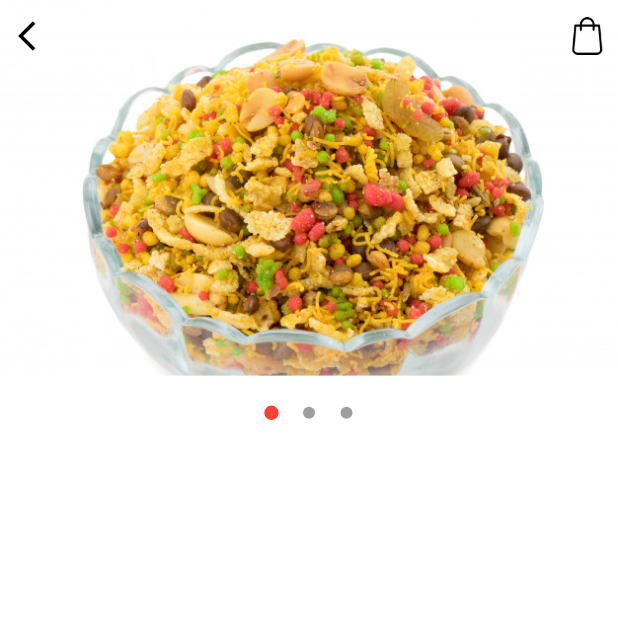
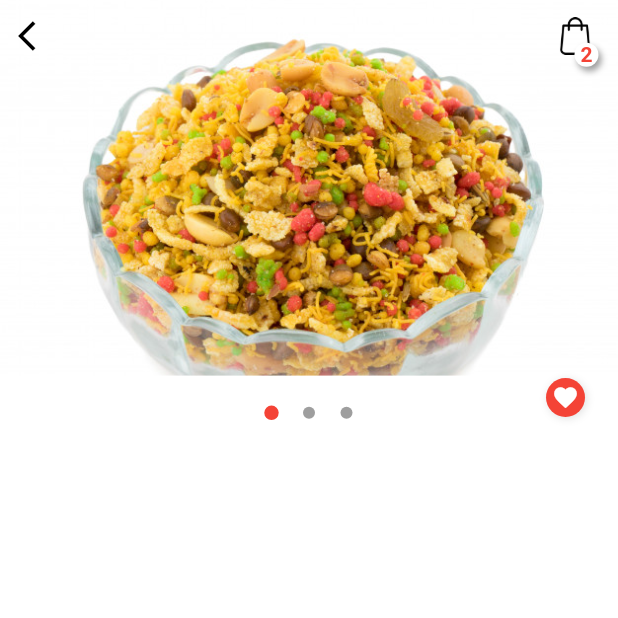
Before and after one commit to joinmywave/FoodDelivery, a Flutter app: the screen it shows after launch, after a tap on "Cereals", on a phone screen of 412 x 824 dp, the top half of it. Run offline on Flutter 3.47's test engine with Material 2 defaults, Android fonts, the phone set to English and light mode, and no system bars.

Commit message:
Product Details - shopping bag with favorite button

```diff
--- a/food_delivery/lib/screens/product_details.dart
+++ b/food_delivery/lib/screens/product_details.dart
@@ -3,6 +3,7 @@ import 'package:flutter/material.dart';
 import 'package:food_delivery/helpers/style.dart';
 import 'package:food_delivery/models/product.dart';
 import 'package:food_delivery/widgets/custom_text.dart';
+import 'package:food_delivery/widgets/like_widget.dart';
 
 class ProductDetails extends StatefulWidget {
   final Product product;
@@ -50,15 +51,53 @@ class _ProductDetailsState extends State<ProductDetails> {
                         },
                       ),
                       Padding(
-                        padding: const EdgeInsets.all(8.0),
-                        child: Image.asset(
-                          "images/shopping-bag.png",
-                          width: 25,
-                          height: 25,
+                        padding: const EdgeInsets.only(right: 8.0),
+                        child: Stack(
+                          children: [
+                            Padding(
+                              padding: const EdgeInsets.all(8.0),
+                              child: Image.asset(
+                                "images/shopping-bag.png",
+                                width: 25,
+                                height: 25,
+                              ),
+                            ),
+                            Positioned(
+                              right: 5,
+                              bottom: 0,
+                              child: Container(
+                                decoration: BoxDecoration(
+                                  color: white,
+                                  borderRadius: BorderRadius.circular(10),
+                                  boxShadow: [
+                                    BoxShadow(
+                                        color: grey,
+                                        offset: Offset(2, 3),
+                                        blurRadius: 3),
+                                  ],
+                                ),
+                                child: Padding(
+                                  padding:
+                                      const EdgeInsets.only(left: 4, right: 4),
+                                  child: CustomText(
+                                    text: "2",
+                                    color: red,
+                                    size: 14,
+                                    weight: FontWeight.bold,
+                                  ),
+                                ),
+                              ),
+                            )
+                          ],
                         ),
                       )
                     ],
                   ),
+                  Positioned(
+                    right: 14,
+                    bottom: 14,
+                    child: LikeWidget(),
+                  )
                 ],
               ),
             )
```
